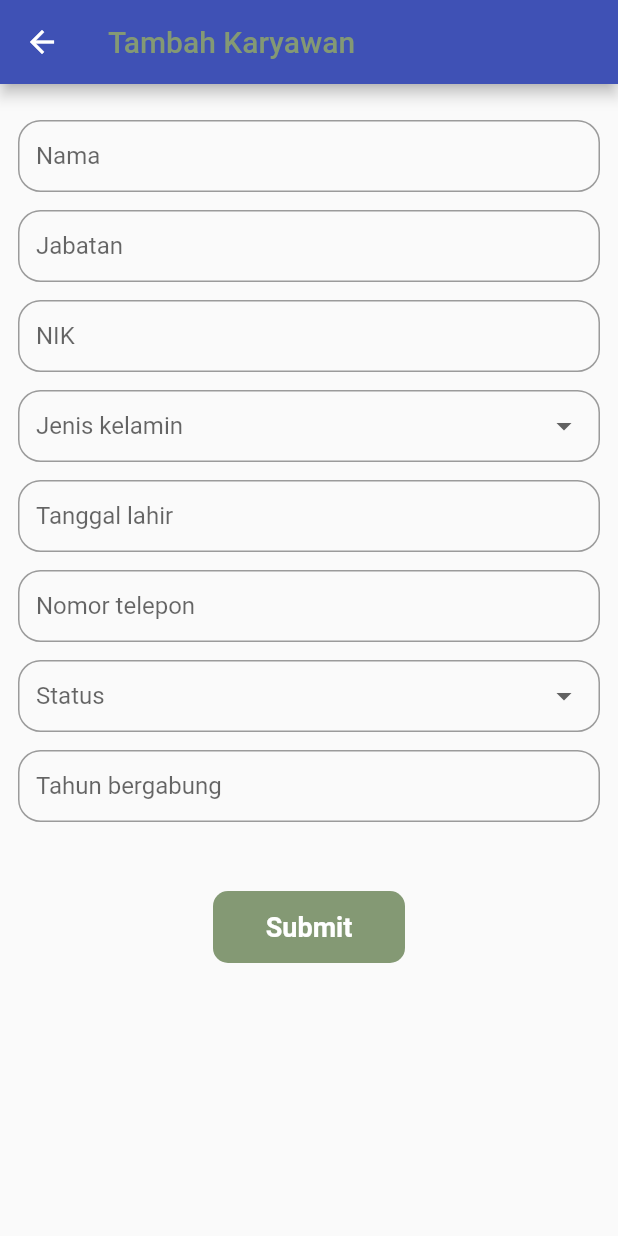
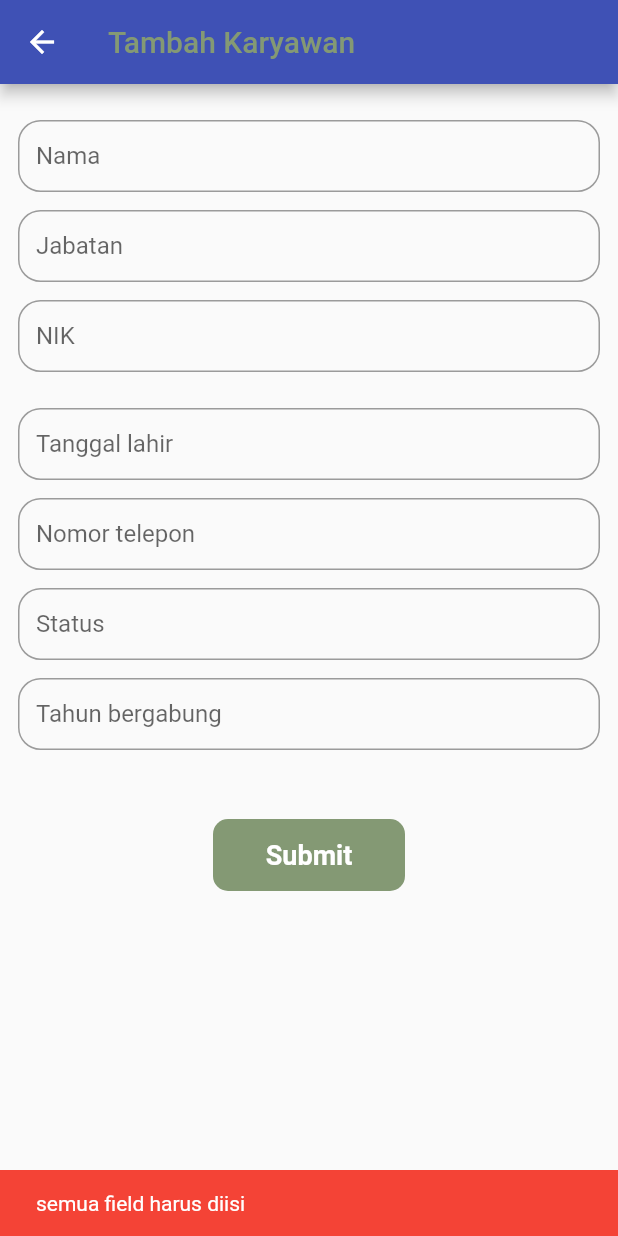
Before and after one commit to adelrimuhammad/Tubes_PAB, a Flutter app: the TambahKaryawanPage screen opened by its route, after a tap on "Submit", on a phone screen of 412 x 824 dp. Run offline on Flutter 3.47's test engine with Material 2 defaults, Android fonts, the phone set to English and light mode, and no system bars; our stand-ins replace google_fonts, sizer.

Commit message:
tambah karyawan

```diff
--- a/lib/pages/tambah_karyawan_page.dart
+++ b/lib/pages/tambah_karyawan_page.dart
@@ -1,5 +1,8 @@
 import 'package:flutter/material.dart';
+import 'package:penkar/models/karyawan_model.dart';
+import 'package:penkar/provider/karyawan_provider.dart';
 import 'package:penkar/themes.dart';
+import 'package:provider/provider.dart';
 
 class TambahKaryawanPage extends StatefulWidget {
   @override
@@ -12,8 +15,30 @@ class _TambahKaryawanPageState extends State<TambahKaryawanPage> {
   List _gender = ['Pria', 'Wanita'];
   List _status = ['Lajang', 'Menikah'];
 
+  bool isUploaded = false;
+  TextEditingController nameController = TextEditingController(text: '');
+  TextEditingController jabatanController = TextEditingController(text: '');
+  TextEditingController nikController = TextEditingController(text: '');
+  TextEditingController tgl_lahirController = TextEditingController(text: '');
+  TextEditingController no_telpController = TextEditingController(text: '');
+  TextEditingController statusController = TextEditingController(text: '');
+  TextEditingController tahun_bergabungController =
+      TextEditingController(text: '');
+  bool isLoading = false;
+
   @override
   Widget build(BuildContext context) {
+    void showError(String message) {
+      ScaffoldMessenger.of(context).showSnackBar(
+        SnackBar(
+          backgroundColor: Colors.red,
+          content: Text(message),
+        ),
+      );
+    }
+
+    var karyawanProvider = Provider.of<KaryawanProvider>(context);
+
     return Scaffold(
       appBar: AppBar(
         title: Text(
@@ -30,6 +55,7 @@ class _TambahKaryawanPageState extends State<TambahKaryawanPage> {
                 height: 24,
               ),
               TextFormField(
+                controller: nameController,
                 decoration: InputDecoration(
                   hintText: 'Nama',
                   contentPadding: EdgeInsets.all(12),
@@ -41,6 +67,7 @@ class _TambahKaryawanPageState extends State<TambahKaryawanPage> {
                 height: 12,
               ),
               TextFormField(
+                controller: jabatanController,
                 decoration: InputDecoration(
                   hintText: 'Jabatan',
                   contentPadding: EdgeInsets.all(12),
@@ -52,6 +79,7 @@ class _TambahKaryawanPageState extends State<TambahKaryawanPage> {
                 height: 12,
               ),
               TextFormField(
+                controller: nikController,
                 decoration: InputDecoration(
                     hintText: 'NIK',
                     contentPadding: EdgeInsets.all(12),
@@ -61,30 +89,11 @@ class _TambahKaryawanPageState extends State<TambahKaryawanPage> {
               SizedBox(
                 height: 12,
               ),
-              DropdownButtonFormField(
-                decoration: InputDecoration(
-                  contentPadding: EdgeInsets.all(12),
-                  border: OutlineInputBorder(
-                      borderRadius: BorderRadius.circular(15)),
-                ),
-                hint: Text("Jenis kelamin"),
-                value: _valGender,
-                items: _gender.map((value) {
-                  return DropdownMenuItem(
-                    child: Text(value),
-                    value: value,
-                  );
-                }).toList(),
-                onChanged: (value) {
-                  setState(() {
-                    _valGender = value.toString();
-                  });
-                },
-              ),
               SizedBox(
                 height: 12,
               ),
               TextFormField(
+                controller: tgl_lahirController,
                 decoration: InputDecoration(
                   hintText: 'Tanggal lahir',
                   contentPadding: EdgeInsets.all(12),
@@ -96,6 +105,7 @@ class _TambahKaryawanPageState extends State<TambahKaryawanPage> {
                 height: 12,
               ),
               TextFormField(
+                controller: no_telpController,
                 decoration: InputDecoration(
                   hintText: 'Nomor telepon',
                   contentPadding: EdgeInsets.all(12),
@@ -106,30 +116,20 @@ class _TambahKaryawanPageState extends State<TambahKaryawanPage> {
               SizedBox(
                 height: 12,
               ),
-              DropdownButtonFormField(
+              TextFormField(
+                controller: statusController,
                 decoration: InputDecoration(
+                  hintText: 'Status',
                   contentPadding: EdgeInsets.all(12),
                   border: OutlineInputBorder(
                       borderRadius: BorderRadius.circular(15)),
                 ),
-                hint: Text("Status"),
-                value: _valStatus,
-                items: _status.map((value) {
-                  return DropdownMenuItem(
-                    child: Text(value),
-                    value: value,
-                  );
-                }).toList(),
-                onChanged: (value) {
-                  setState(() {
-                    _valStatus = value.toString();
-                  });
-                },
               ),
               SizedBox(
                 height: 12,
               ),
               TextFormField(
+                controller: tahun_bergabungController,
                 decoration: InputDecoration(
                   hintText: 'Tahun bergabung',
                   contentPadding: EdgeInsets.all(12),
@@ -154,7 +154,42 @@ class _TambahKaryawanPageState extends State<TambahKaryawanPage> {
                       color: Color(0xff849974),
                     ),
                     child: TextButton(
-                      onPressed: () {},
+                      onPressed: () async {
+                        if (nameController.text.isEmpty ||
+                            jabatanController.text.isEmpty ||
+                            nikController.text.isEmpty ||
+                            tgl_lahirController.text.isEmpty ||
+                            no_telpController.text.isEmpty ||
+                            statusController.text.isEmpty ||
+                            tahun_bergabungController.text.isEmpty) {
+                          showError('semua field harus diisi');
+                        } else {
+                          setState(() {
+                            isLoading = true;
+                          });
+                          KaryawanModel? karyawan =
+                              await KaryawanProvider.tambah(
+                                  nameController.text,
+                                  jabatanController.text,
+                                  nikController.text,
+                                  tgl_lahirController.text,
+                                  no_telpController.text,
+                                  statusController.text,
+                                  tahun_bergabungController.text);
+
+                          setState(() {
+                            isLoading = false;
+                          });
+
+                          if (karyawan == null) {
+                            showError('email sudah terdaftar');
+                          } else {
+                            karyawanProvider.karyawan = karyawan;
+                            Navigator.pushNamedAndRemoveUntil(
+                                context, '/home', (route) => false);
+                          }
+                        }
+                      },
                       child: Text(
                         'Submit',
                         style: editBtnTextStyle,
```
Also changed, not shown: lib/card_karyawan.dart (+14 -7 lines), lib/provider/karyawan_provider.dart (+47 -0 lines).
